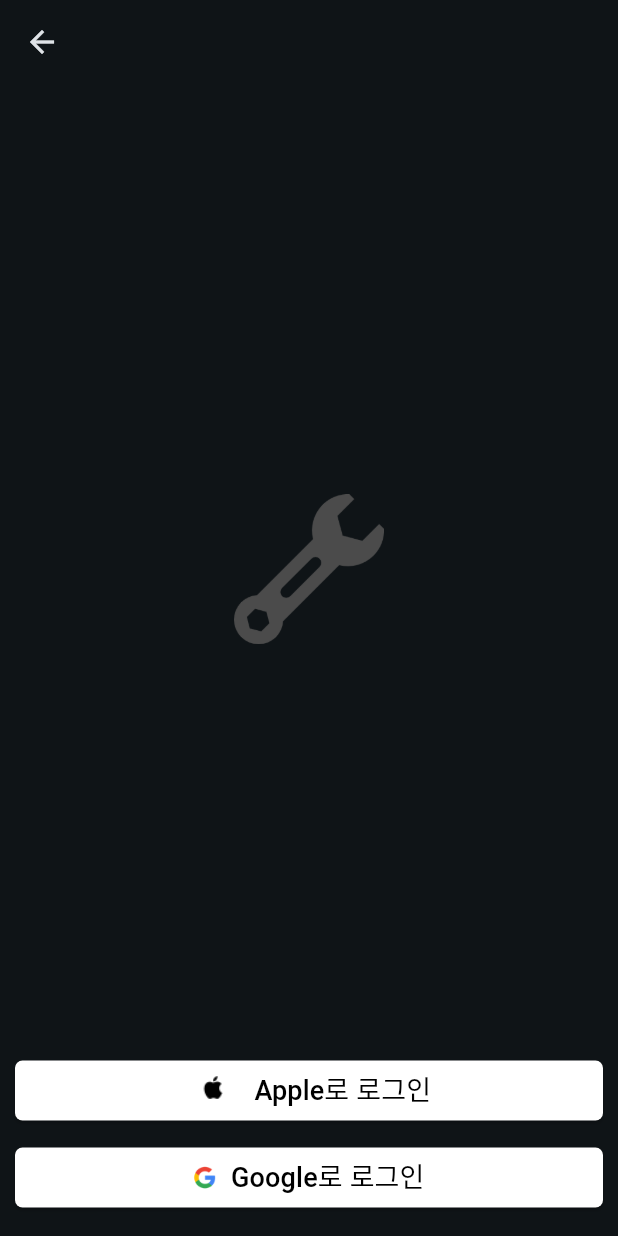
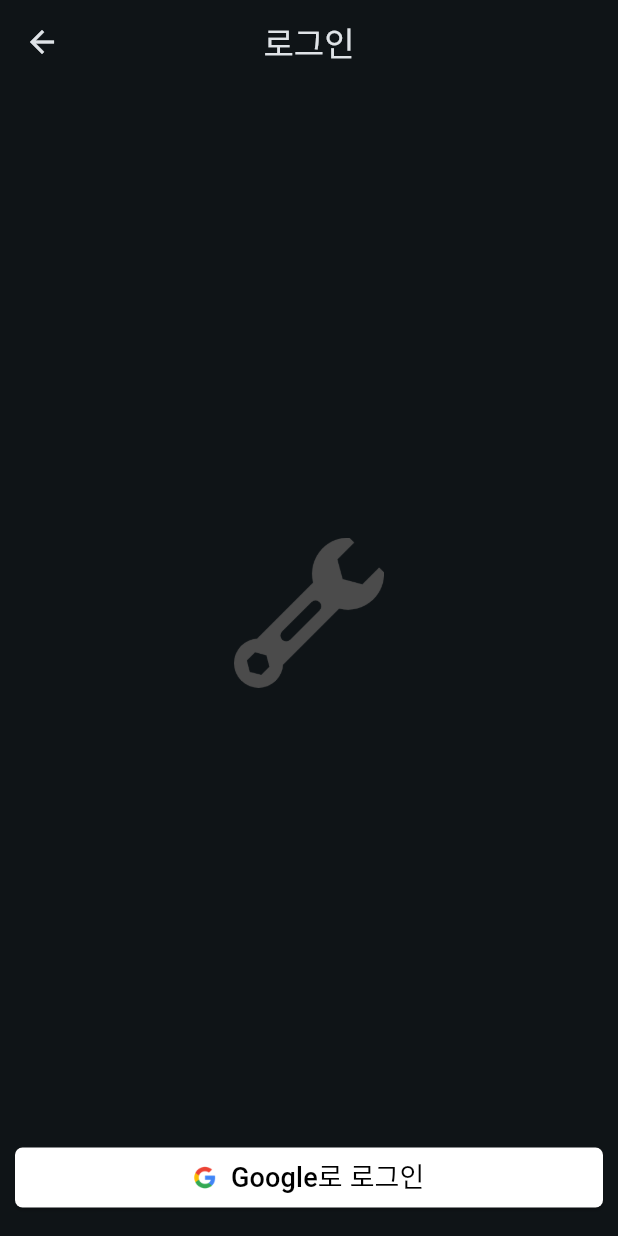
Before and after one commit to SloWax/EnvyCar, a Flutter app: the LoginView screen opened directly, after a tap on "Google로 로그인", after a tap on the "cloud" icon, on a phone screen of 412 x 824 dp. Run offline on Flutter 3.47's test engine with Material 3 defaults, Android fonts, the phone set to English and light mode, and no system bars; our stand-ins replace cloud_firestore, firebase_core, geolocator, google_sign_in, lottie, shared_preferences and 1 more; accounts and stored records are empty.

Commit message:
apple Login

```diff
--- a/envy_car/lib/Presentation/Car/CarInfo/CarInfoView.dart
+++ b/envy_car/lib/Presentation/Car/CarInfo/CarInfoView.dart
@@ -28,11 +28,11 @@ class _CarInfoViewState extends State<CarInfoView> {
         appBar: AppBar(
           centerTitle: true,
           leading: IconButton(
-            icon: CarManager().email != 'user'
+            icon: CarManager().token != 'user'
                 ? const Icon(Icons.cloud_done)
                 : const Icon(Icons.cloud),
             onPressed: () {
-              if (CarManager().email != 'user') {
+              if (CarManager().token != 'user') {
                 print('connected');
               } else {
                 Navigator.push(
--- a/envy_car/lib/Presentation/Car/Intro/IntroView.dart
+++ b/envy_car/lib/Presentation/Car/Intro/IntroView.dart
@@ -7,7 +7,6 @@ import 'package:flutter/material.dart';
 import 'dart:async';
 import 'package:lottie/lottie.dart';
 import 'package:provider/provider.dart';
-import 'package:shared_preferences/shared_preferences.dart';
 
 class IntroView extends StatefulWidget {
   const IntroView({super.key});
@@ -37,9 +36,7 @@ class _IntroViewState extends State<IntroView>
     _controller = AnimationController(vsync: this);
 
     // 필요한 데이터 로드
-    // final prefs = await SharedPreferences.getInstance();
-    // final userEmail = prefs.getString("email") ?? "user";
-    final userEmail = await CarManager().loadEmail();
+    final userEmail = await CarManager().loadToken();
     final bool isData;
 
     if (userEmail == 'user') {
--- a/envy_car/lib/Presentation/Login/LoginVM.dart
+++ b/envy_car/lib/Presentation/Login/LoginVM.dart
@@ -1,66 +1,28 @@
 import 'package:envy_car/Util/CarManager.dart';
-import 'package:firebase_auth/firebase_auth.dart';
+import 'package:flutter/foundation.dart';
 import 'package:flutter/material.dart';
-import 'package:flutter/services.dart';
 import 'package:sign_in_with_apple/sign_in_with_apple.dart';
 import 'package:google_sign_in/google_sign_in.dart';
 
 class LoginVM with ChangeNotifier {
   final GoogleSignIn _googleSignIn = GoogleSignIn();
 
-  // Future<void> signInWithApple() async {
-  //   try {
-  //     final credential = await SignInWithApple.getAppleIDCredential(
-  //       scopes: [
-  //         AppleIDAuthorizationScopes.email,
-  //         AppleIDAuthorizationScopes.fullName,
-  //       ],
-  //     );
-
-  //     // credential 정보를 사용하여 로그인 처리
-  //     print('Apple SignIn authorizationCode: ${credential.authorizationCode}');
-  //     print('Apple SignIn email: ${credential.email}');
-  //     print('Apple SignIn name: ${credential.givenName}');
-  //   } catch (e) {
-  //     print('Apple SignIn Error: $e');
-  //   }
-  // }
-
-  Future<UserCredential?> signInWithApple() async {
+  Future<void> signInWithApple() async {
     try {
-      final appleCredential = await SignInWithApple.getAppleIDCredential(
+      final credential = await SignInWithApple.getAppleIDCredential(
         scopes: [
           AppleIDAuthorizationScopes.email,
           AppleIDAuthorizationScopes.fullName,
         ],
-        webAuthenticationOptions: WebAuthenticationOptions(
-          clientId:
-              'com.example.envyCar', // Apple Developer Console에서 등록한 클라이언트 ID
-          redirectUri: Uri.parse(
-              'https://envycar-57c04.firebaseapp.com/__/auth/handler'), // Firebase에서 제공한 리디렉트 URI
-        ),
       );
 
-      // OAuthProvider를 사용하여 Firebase에 Apple 자격 증명을 전달합니다.
-      final oAuthProvider = OAuthProvider('apple.com');
-      final credential = oAuthProvider.credential(
-        idToken: appleCredential.identityToken,
-        accessToken: appleCredential.authorizationCode,
-      );
+      // credential 정보를 사용하여 로그인 처리
+      print('Apple SignIn authorizationCode: ${credential.authorizationCode}');
+      final token = credential.userIdentifier ?? "user";
 
-      print(
-          'Apple SignIn authorizationCode: ${appleCredential.authorizationCode}');
-      print('Apple SignIn email: ${appleCredential.email}');
-      print('Apple SignIn name: ${appleCredential.givenName}');
-
-      // Firebase Auth에서 Apple 자격 증명으로 로그인합니다.
-      return await FirebaseAuth.instance.signInWithCredential(credential);
-    } on PlatformException catch (e) {
-      print('Error during sign-in with Apple: $e');
-      return null;
+      CarManager().setToken(token);
     } catch (e) {
-      print('General error during sign-in with Apple: $e');
-      return null;
+      print('Apple SignIn Error: $e');
     }
   }
 
@@ -74,9 +36,9 @@ class LoginVM with ChangeNotifier {
 
         // googleAuth.accessToken 및 googleAuth.idToken을 사용하여 로그인 처리
         print('Google SignIn accessToken: ${googleAuth.accessToken}');
-        final email = googleUser.email;
+        final token = googleUser.email;
 
-        CarManager().setEmail(email);
+        CarManager().setToken(token);
       }
     } catch (error) {
       print('Google SignIn Error: $error');
--- a/envy_car/lib/Presentation/Login/LoginView.dart
+++ b/envy_car/lib/Presentation/Login/LoginView.dart
@@ -1,3 +1,4 @@
+import 'dart:io';
 import 'package:envy_car/Presentation/Car/AddCar/AddCarView.dart';
 import 'package:envy_car/Presentation/Car/CarInfo/CarInfoView.dart';
 import 'package:envy_car/Presentation/Login/LoginVM.dart';
@@ -11,7 +12,17 @@ class LoginView extends StatelessWidget {
 
   const LoginView({super.key, required this.isFirst});
 
-  void pushNext(BuildContext context) {
+  void pushNext(BuildContext context) async {
+    switch (isFirst) {
+      case true:
+        final email = await CarManager().loadToken();
+        await FirebaseManager().roadFirebase(email);
+        break;
+      case false:
+        CarManager().updateUser();
+        break;
+    }
+
     if (CarManager().user.carList.isEmpty && isFirst) {
       Navigator.pushReplacement(
           context, MaterialPageRoute(builder: (context) => const AddCarView()));
@@ -25,6 +36,8 @@ class LoginView extends StatelessWidget {
   Widget build(BuildContext context) {
     return Scaffold(
       appBar: AppBar(
+        title: const Text('로그인'),
+        centerTitle: true,
         actions: [
           if (isFirst)
             TextButton(
@@ -49,11 +62,13 @@ class LoginView extends StatelessWidget {
               height: 100,
             ),
             const Spacer(),
+            if (Platform.isIOS)
               Container(
                 margin: const EdgeInsets.only(left: 10.0, right: 10.0),
                 child: ElevatedButton(
-                  onPressed: () {
-                    context.read<LoginVM>().signInWithApple();
+                    onPressed: () async {
+                      await context.read<LoginVM>().signInWithApple();
+                      pushNext(context);
                     },
                     style: ElevatedButton.styleFrom(
                         backgroundColor: Colors.white,
@@ -76,22 +91,12 @@ class LoginView extends StatelessWidget {
                       ],
                     )),
               ),
-            const SizedBox(height: 10),
+            if (Platform.isAndroid)
               Container(
                   margin: const EdgeInsets.only(left: 10.0, right: 10.0),
                   child: ElevatedButton(
                       onPressed: () async {
                         await context.read<LoginVM>().signInWithGoogle();
-                      switch (isFirst) {
-                        case true:
-                          final email = await CarManager().loadEmail();
-                          await FirebaseManager().roadFirebase(email);
-                          break;
-                        case false:
-                          CarManager().updateUser();
-                          break;
-                      }
-
                         pushNext(context);
                       },
                       style: ElevatedButton.styleFrom(
--- a/envy_car/lib/Util/CarManager.dart
+++ b/envy_car/lib/Util/CarManager.dart
@@ -8,10 +8,10 @@ class CarManager {
   // 정적 변수로 싱글톤 인스턴스를 저장
   static final CarManager _instance = CarManager._internal();
 
-  String _email = 'user';
+  String _token = 'user';
   CarUser _user = CarUser('user', []);
 
-  String get email => _email;
+  String get token => _token;
   CarUser get user => _user;
   Car get car => _user.carList.first;
 
@@ -26,19 +26,22 @@ class CarManager {
   // private 생성자로 내부에서만 호출 가능
   CarManager._internal();
 
-  void setEmail(String value) {
-    _email = value;
+  void setToken(String value) async {
+    _token = value;
+
+    final prefs = await SharedPreferences.getInstance();
+    await prefs.setString('token', _token);
   }
 
   void setUser(CarUser value) {
     _user = value;
   }
 
-  Future<String> loadEmail() async {
+  Future<String> loadToken() async {
     final prefs = await SharedPreferences.getInstance();
-    _email = prefs.getString("email") ?? "user";
+    _token = prefs.getString("token") ?? "user";
 
-    return _email;
+    return _token;
   }
 
   Future<String?> loadUser(String email) async {
@@ -55,7 +58,7 @@ class CarManager {
 
   void addCar(Car value) async {
     final prefs = await SharedPreferences.getInstance();
-    final userJson = prefs.getString(_email);
+    final userJson = prefs.getString(_token);
 
     if (userJson != null) {
       final decode = jsonDecode(userJson);
@@ -89,14 +92,14 @@ class CarManager {
   void updateUser() async {
     final prefs = await SharedPreferences.getInstance();
 
-    _user.user = _email;
-    await prefs.setString('email', _email);
+    _user.user = _token;
+    await prefs.setString('token', _token);
 
     final encode = jsonEncode(_user);
-    await prefs.setString(_email, encode);
+    await prefs.setString(_token, encode);
 
-    if (_email != 'user') {
-      FirebaseManager().backupFirebase(_email, encode);
+    if (_token != 'user') {
+      FirebaseManager().backupFirebase(_token, encode);
     }
   }
 }
```
Also changed, not shown: 5 other files. Lines whose indentation alone changed are shown as unchanged.
